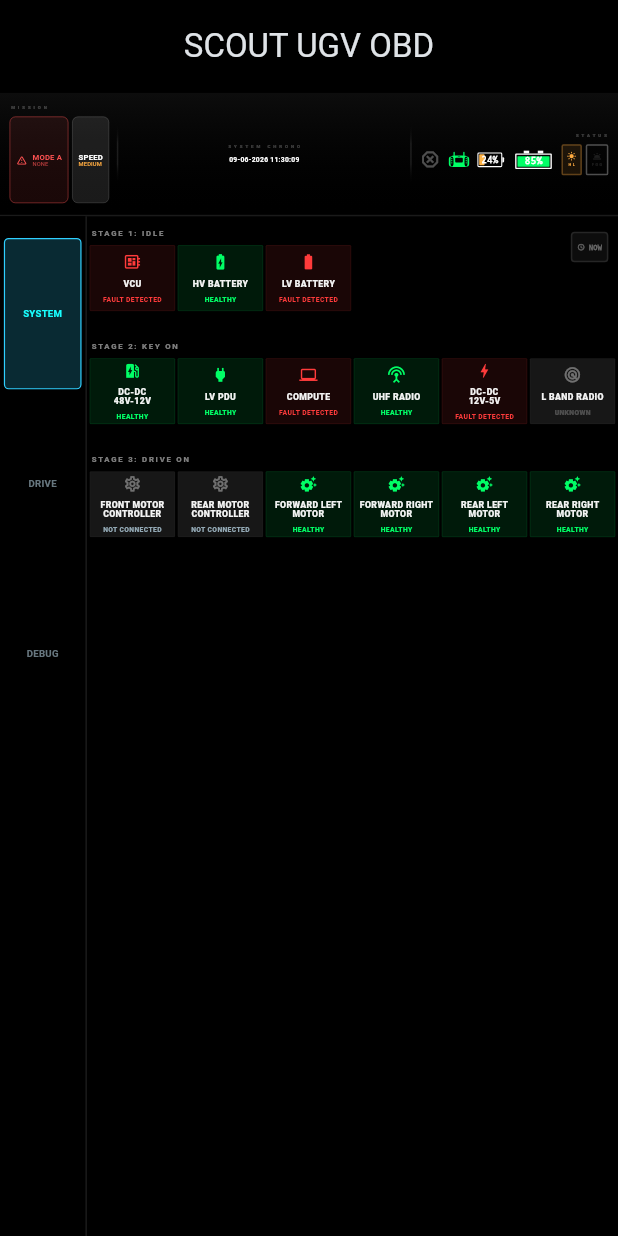
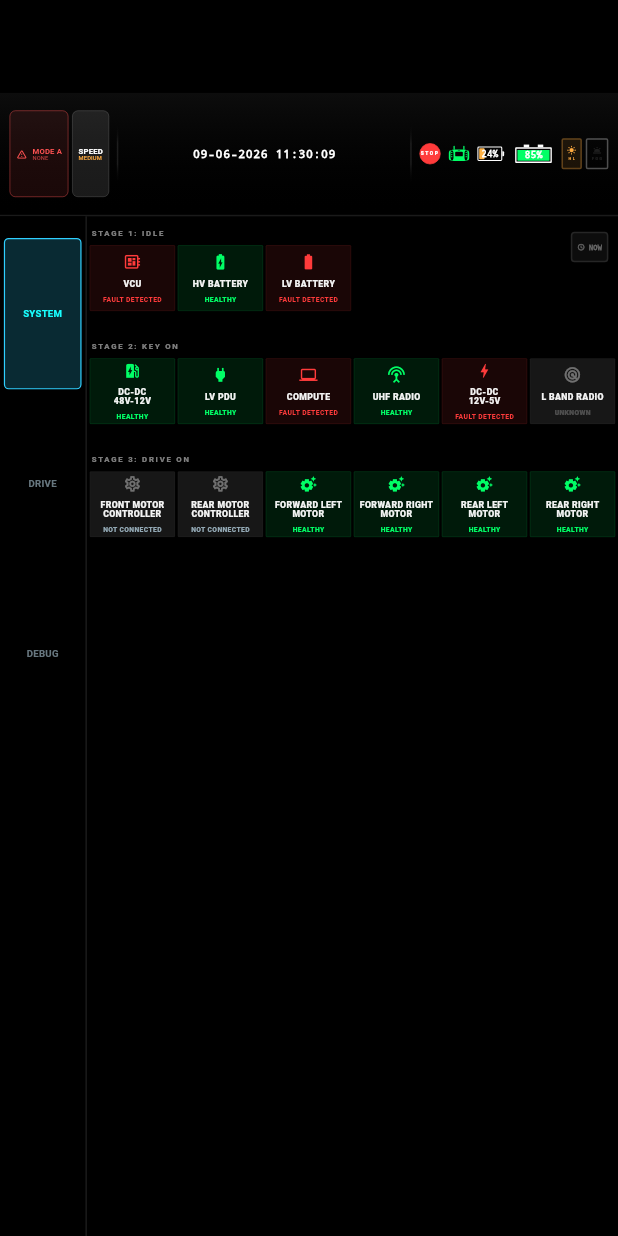
Before and after one commit to satheesh-kumar-p/OBD, a Flutter app: the screen it shows after launch, after a tap on "SYSTEM", on a phone screen of 412 x 824 dp. Run offline on Flutter 3.47's test engine with Material 3 defaults, Android fonts, the phone set to English and light mode, and no system bars; our stand-ins replace flutter_riverpod, flutter_screenutil; missing offline and left inert: flutter_libserialport.

Commit message:
Remove grouping and titles and change E Stop Icon

```diff
--- a/lib/core/comm/can_bus/mock_can_service.dart
+++ b/lib/core/comm/can_bus/mock_can_service.dart
@@ -51,6 +51,7 @@ class MockCanService implements ICanService {
       _emitGlobalTimeInfo();
       _emitCompTimeSync();
       _emitComputeCommInfo();
+      _emitEStopInfo();
     });
   }
 
@@ -154,6 +155,17 @@ class MockCanService implements ICanService {
 
     _frameCtrl.add(CanFrame(
       id: 0x204,
+      idType: CanIdType.standard,
+      data: data,
+    ));
+  }
+
+  void _emitEStopInfo() {
+    final data = Uint8List(8);
+    _setBits(data, 17, 1, 1);
+
+    _frameCtrl.add(CanFrame(
+      id: 0x201,
       idType: CanIdType.standard,
       data: data,
     ));
--- a/lib/features/dashboard/presentation/screens/dashboard.dart
+++ b/lib/features/dashboard/presentation/screens/dashboard.dart
@@ -23,7 +23,6 @@ class Dashboard extends ConsumerWidget {
 
     return Scaffold(
       appBar: AppBar(
-        title: const Text('SCOUT UGV OBD'),
         backgroundColor: Colors.black,
         toolbarHeight: 60.h,
         centerTitle: true,
--- a/lib/features/dashboard/presentation/widgets/hud_date_time_label.dart
+++ b/lib/features/dashboard/presentation/widgets/hud_date_time_label.dart
@@ -18,10 +18,11 @@ class HudDateTimeLabel extends StatelessWidget {
         overflow: TextOverflow.ellipsis,
         style: TextStyle(
           color: Colors.white,
-          fontSize: 14.sp,
-          fontWeight: FontWeight.w600,
-          letterSpacing: 0.6.w,
+          fontSize: 24.sp,
+          fontWeight: FontWeight.w900,
+          letterSpacing: 1.2.w,
           height: 1,
+          fontFamily: 'monospace',
           decoration: TextDecoration.none,
         ),
       ),
--- a/lib/features/dashboard/presentation/widgets/hud_top_bar.dart
+++ b/lib/features/dashboard/presentation/widgets/hud_top_bar.dart
@@ -6,8 +6,8 @@ import '../../state/dashboard_state.dart';
 import 'hud_battery_status_icon.dart';
 import 'hud_date_time_label.dart';
 import 'hud_handctrlStatus.dart';
-import 'hud_e_stop_status.dart';
 import 'hud_mode_label.dart';
+import '../../../../shared/vcu_estop_status/enums/e_stop_status_enum.dart';
 
 class HudTopBar extends ConsumerWidget {
   const HudTopBar({
@@ -37,7 +37,7 @@ class HudTopBar extends ConsumerWidget {
       padding: EdgeInsets.symmetric(horizontal: horizontalPadding),
       decoration: BoxDecoration(
         color: Colors.black,
-        border: Border(
+        border: const Border(
           bottom: BorderSide(color: Colors.white10, width: 1),
         ),
         gradient: LinearGradient(
@@ -51,10 +51,8 @@ class HudTopBar extends ConsumerWidget {
       ),
       child: Row(
         children: [
-          // --- GROUP 1: MISSION CONTROL ---
-          _HudGroup(
-            label: 'MISSION',
-            child: Row(
+          // --- MISSION CONTROLS ---
+          Row(
             mainAxisSize: MainAxisSize.min,
             children: [
               HudModeLabel(
@@ -73,15 +71,12 @@ class HudTopBar extends ConsumerWidget {
               ),
             ],
           ),
-          ),
 
           _buildDivider(),
 
-          // --- GROUP 2: SYSTEM CHRONO ---
+          // --- SYSTEM CHRONO (Expanded to Center) ---
           Expanded(
-            child: _HudGroup(
-              label: 'SYSTEM CHRONO',
-              alignment: Alignment.center,
+            child: Center(
               child: HudDateTimeLabel(
                 height: labelH,
                 systemTime: systemTime,
@@ -91,22 +86,17 @@ class HudTopBar extends ConsumerWidget {
 
           _buildDivider(),
 
-          // --- GROUP 3: TELEMETRY & STATUS ---
-          _HudGroup(
-            label: 'STATUS',
-            alignment: Alignment.centerRight,
-            child: FittedBox(
+          // --- TELEMETRY & STATUS ---
+          FittedBox(
             fit: BoxFit.scaleDown,
             child: Row(
               mainAxisSize: MainAxisSize.min,
               children: [
-                  HudEStopStatus(
-                    height: labelH,
-                    color: handCtrlColor,
+                _VehicleSafetyIndicator(
+                  status: state.eStopInfo?.status,
                   size: 44.r,
-                    gapAfter: 16.w,
-                    status: state.eStopInfo?.status,
                 ),
+                SizedBox(width: 16.w),
                 HudHandctrlStatus(
                   height: labelH,
                   color: handCtrlColor,
@@ -134,7 +124,6 @@ class HudTopBar extends ConsumerWidget {
                   ),
                 ],
               ],
-              ),
             ),
           ),
         ],
@@ -196,39 +185,52 @@ class HudTopBar extends ConsumerWidget {
   }
 }
 
-class _HudGroup extends StatelessWidget {
-  final String label;
-  final Widget child;
-  final Alignment alignment;
+class _VehicleSafetyIndicator extends StatelessWidget {
+  final EStopStatus? status;
+  final double size;
 
-  const _HudGroup({
-    required this.label,
-    required this.child,
-    this.alignment = Alignment.centerLeft,
+  const _VehicleSafetyIndicator({
+    this.status,
+    required this.size,
   });
 
   @override
   Widget build(BuildContext context) {
-    return Column(
-      crossAxisAlignment: alignment == Alignment.center
-          ? CrossAxisAlignment.center
-          : alignment == Alignment.centerRight
-              ? CrossAxisAlignment.end
-              : CrossAxisAlignment.start,
-      mainAxisAlignment: MainAxisAlignment.center,
-      children: [
-        Text(
-          label,
-          style: TextStyle(
-            color: Colors.white24,
-            fontSize: 9.sp,
-            fontWeight: FontWeight.bold,
-            letterSpacing: 2,
+    final isEngaged = status == EStopStatus.engaged;
+
+    // Background circle color based on status
+    final circleColor = switch (status) {
+      EStopStatus.engaged => const Color(0xFFFF3B3B),
+      EStopStatus.released => const Color(0xFF00FF66).withOpacity(0.4),
+      EStopStatus.unknown || null => Colors.white12,
+    };
+
+    // Text color is always white, but duller when not engaged
+    final textColor = isEngaged ? Colors.white : Colors.white.withOpacity(0.6);
+
+    return Container(
+      width: size,
+      height: size,
+      decoration: BoxDecoration(
+        color: isEngaged ? circleColor : circleColor.withOpacity(0.08),
+        shape: BoxShape.circle,
+        border: Border.all(
+          color: isEngaged ? circleColor : circleColor.withOpacity(0.2),
+          width: 1.5.r,
         ),
       ),
-        SizedBox(height: 4.h),
-        child,
-      ],
+      child: Center(
+        child: Text(
+          'STOP',
+          textAlign: TextAlign.center,
+          style: TextStyle(
+            color: textColor,
+            fontSize: 10.sp,
+            fontWeight: FontWeight.w900,
+            letterSpacing: 1,
+          ),
+        ),
+      ),
     );
   }
 }
```
Lines whose indentation alone changed are shown as unchanged.
